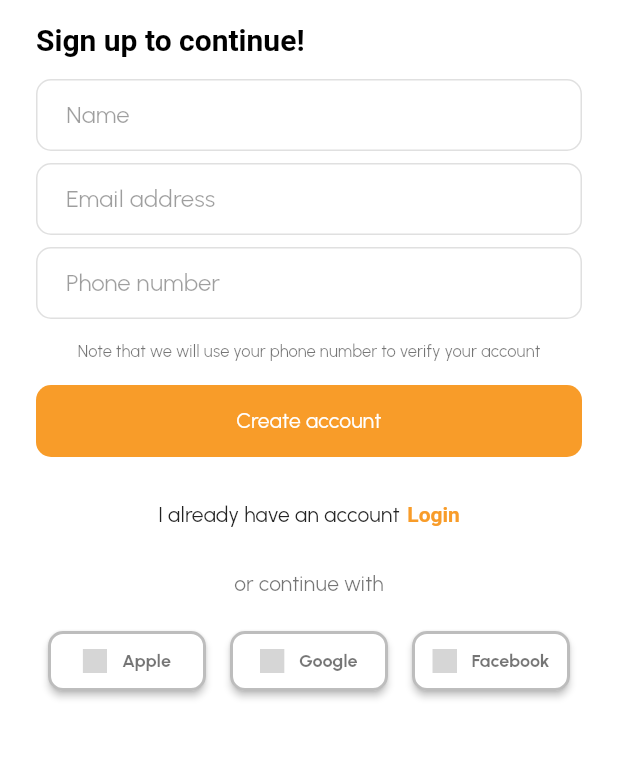
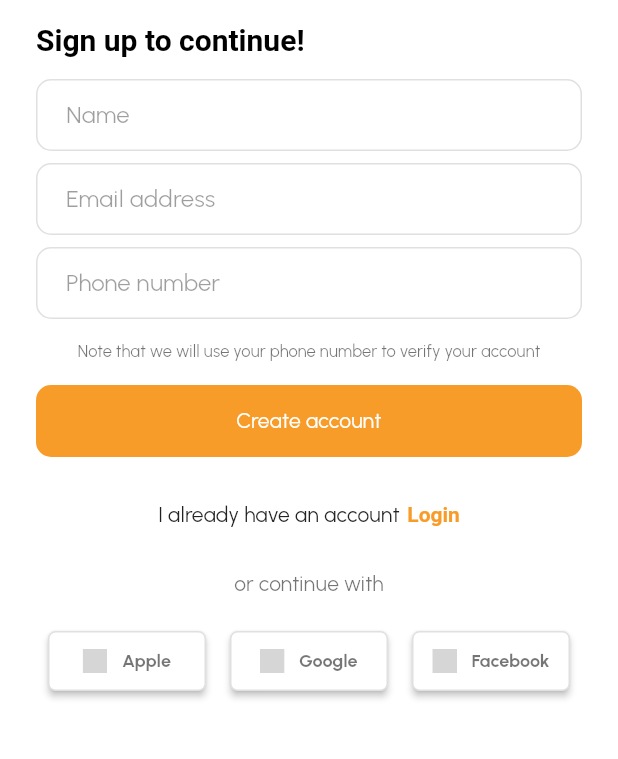
Before and after one commit to omardavinci10/foody, a Flutter app: the RegistrationScreen screen opened by its route, on a phone screen of 412 x 824 dp, the part 68-827 px from its top. Run offline on Flutter 3.47's test engine with Material 2 defaults, Android fonts, the phone set to English and light mode, and no system bars; drawn by our look-alikes of modal_progress_hud_nsn; our stand-ins replace auth_buttons, font_awesome_flutter, google_fonts, rflutter_alert; Roboto replaces fonts that are missing (Urbanist-Bold); grey boxes are pictures that could not be loaded.

Commit message:
Update constants.dart

```diff
--- a/lib/constants.dart
+++ b/lib/constants.dart
@@ -76,14 +76,15 @@ const kLightGreyColorInHex = Colors.white;
 const kOrangeColorInHex = Color(0xFFF89C29);
 
 const kAuthButtonStyle = AuthButtonStyle(
-  borderRadius: 10.0,
+  borderRadius: 5.0,
   buttonColor: Colors.white,
-  borderColor: Colors.black26,
+  borderColor: Colors.black12,
   iconSize: 20.0,
+  borderWidth: 1.0,
   padding: EdgeInsets.all(8.0),
   textStyle: TextStyle(
     fontSize: 12.0,
-    fontWeight: FontWeight.bold,
+    fontWeight: FontWeight.w600,
     color: Colors.black54,
   ),
 );
```
